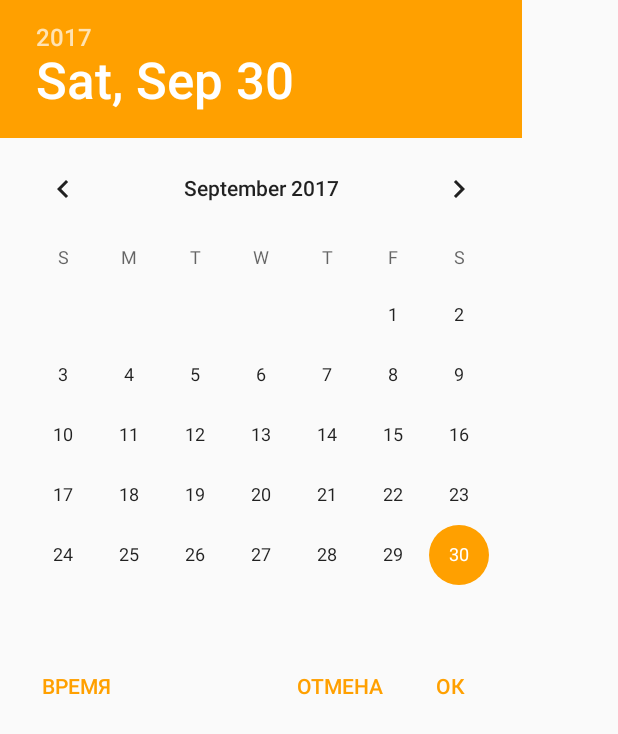
After one commit to Arab1997/task-manager, an Android app: the layout dialog_datetime_picker.xml on its own in the app's theme, with its tools: preview values and no code run, on a phone screen of 412 x 824 dp. The commit adds this screen. Shown: the top 734 px of the screen. Run offline under Robolectric (Android 15) with nearby library versions, the phone set to English and light mode, and no system bars.

Commit message:
Add DateTimePickerDialog

```diff
--- a/app/src/main/res/layout/content_task_edit.xml
+++ b/app/src/main/res/layout/content_task_edit.xml
@@ -58,12 +58,13 @@
             android:text="@string/due_date_hint" />
 
         <EditText
+            android:id="@+id/dueDateEdit"
             android:layout_width="match_parent"
             android:layout_height="wrap_content"
             android:layout_marginBottom="8dp"
             android:textColor="@color/firstTextColor"
             android:textSize="16sp"
-            android:inputType="none" />
+            android:inputType="datetime" />
 
         <LinearLayout
             android:layout_width="match_parent"
--- /dev/null
+++ b/app/src/main/res/layout/dialog_datetime_picker.xml
@@ -0,0 +1,60 @@
+<?xml version="1.0" encoding="utf-8"?>
+<LinearLayout xmlns:android="http://schemas.android.com/apk/res/android"
+    android:layout_width="348dp"
+    android:layout_height="wrap_content"
+    android:orientation="vertical">
+
+    <FrameLayout
+        android:layout_width="wrap_content"
+        android:layout_height="wrap_content">
+
+        <DatePicker
+            android:id="@+id/datePicker"
+            android:layout_width="match_parent"
+            android:layout_height="match_parent"
+            android:visibility="visible" />
+
+        <TimePicker
+            android:id="@+id/timePicker"
+            android:layout_width="match_parent"
+            android:layout_height="match_parent"
+            android:visibility="gone" />
+
+    </FrameLayout>
+
+    <LinearLayout
+        android:layout_width="match_parent"
+        android:layout_height="wrap_content"
+        android:paddingLeft="16dp"
+        android:paddingRight="16dp"
+        style="?attr/buttonBarStyle">
+
+        <Button
+            android:id="@+id/setTimeButton"
+            android:layout_width="wrap_content"
+            android:layout_height="wrap_content"
+            android:text="@string/set_time"
+            style="?attr/buttonBarButtonStyle" />
+
+        <View
+            android:layout_width="0dp"
+            android:layout_height="0dp"
+            android:layout_weight="1"/>
+
+        <Button
+            android:id="@+id/cancelButton"
+            android:layout_width="wrap_content"
+            android:layout_height="wrap_content"
+            android:text="@string/cancel"
+            style="?attr/buttonBarButtonStyle" />
+
+        <Button
+            android:id="@+id/okButton"
+            android:layout_width="wrap_content"
+            android:layout_height="wrap_content"
+            android:text="@string/ok"
+            style="?attr/buttonBarButtonStyle" />
+
+    </LinearLayout>
+
+</LinearLayout>
--- a/app/src/main/res/values/strings.xml
+++ b/app/src/main/res/values/strings.xml
@@ -13,4 +13,8 @@
     <string name="due_date_hint">Срок выполнения</string>
     <string name="done_button_label">Выполнено</string>
     <string name="delete_button_label">Удалить</string>
+
+    <string name="set_time">Время</string>
+    <string name="cancel">Отмена</string>
+    <string name="ok">Ок</string>
 </resources>
```
Also changed, not shown: app/src/main/java/tk/esume/taskmanager/presentation/activities/TaskEditActivity.kt (+18 -0 lines), app/src/main/java/tk/esume/taskmanager/presentation/dialogs/DateTimePickerDialog.kt (added, +89 -0 lines).
